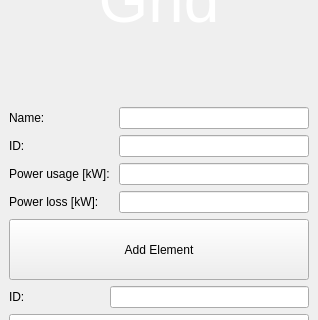
Old version of the form ui/grid.ui in the repository PlaviAjvar/Economic-Dispatching; both pictures show x 0 to 318 and y 108 to 428 of the 318 by 556 pixel window.
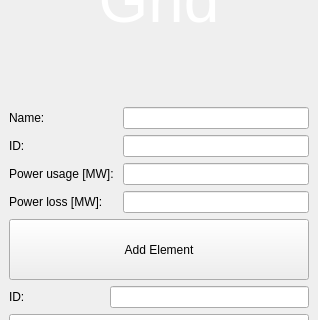
New version of the form. Icons and pictures are not drawn.

```diff
--- a/ui/grid.ui
+++ b/ui/grid.ui
@@ -68,7 +68,7 @@
       <item row="5" column="0">
        <widget class="QLabel" name="powerLossLabel">
         <property name="text">
-         <string>Power loss [kW]:</string>
+         <string>Power loss [MW]:</string>
         </property>
        </widget>
       </item>
@@ -78,7 +78,7 @@
       <item row="4" column="0">
        <widget class="QLabel" name="PowerUsageLabel">
         <property name="text">
-         <string>Power usage [kW]: </string>
+         <string>Power usage [MW]: </string>
         </property>
        </widget>
       </item>
```
